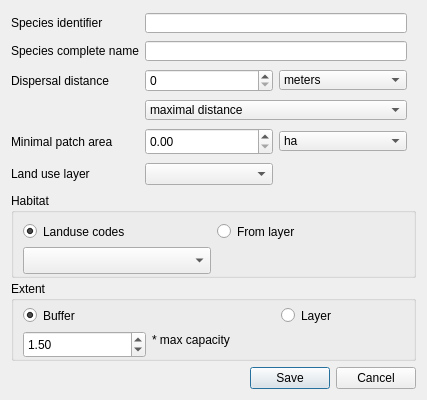
MathieuChailloux/MitiConnect, file ui/species_dialog.ui: the form before one commit.
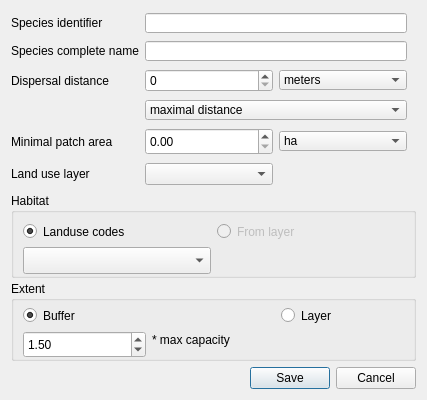
The form after the commit. Custom widgets are drawn as their Qt base class.

```diff
--- a/ui/species_dialog.ui
+++ b/ui/species_dialog.ui
@@ -445,6 +445,9 @@
       </item>
       <item row="0" column="1">
        <widget class="QRadioButton" name="habitatLayerMode">
+        <property name="enabled">
+         <bool>false</bool>
+        </property>
         <property name="sizePolicy">
          <sizepolicy hsizetype="Preferred" vsizetype="Fixed">
           <horstretch>0</horstretch>
```
